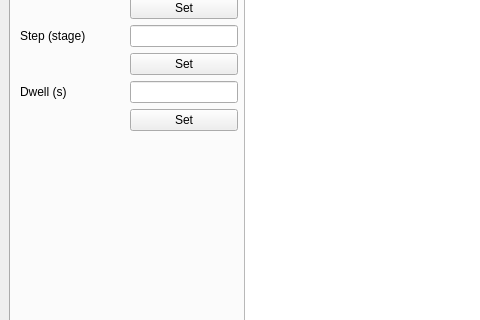
Qt form gui.ui (tomsiday/labcontrol) before a commit; both pictures show x 0 to 480 and y 178 to 498 of the 1156 by 945 pixel window.
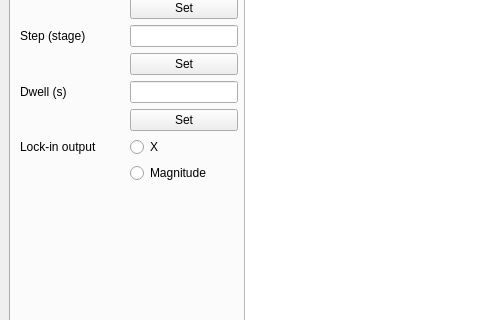
The same form after that commit. Custom widgets are drawn as their Qt base class.

Patch:
```diff
--- a/gui.ui
+++ b/gui.ui
@@ -109,6 +109,27 @@
             </property>
            </widget>
           </item>
+          <item row="10" column="1">
+           <widget class="QRadioButton" name="TLockinR">
+            <property name="text">
+             <string>Magnitude</string>
+            </property>
+           </widget>
+          </item>
+          <item row="9" column="1">
+           <widget class="QRadioButton" name="TLockinX">
+            <property name="text">
+             <string>X</string>
+            </property>
+           </widget>
+          </item>
+          <item row="9" column="0">
+           <widget class="QLabel" name="label_22">
+            <property name="text">
+             <string>Lock-in output</string>
+            </property>
+           </widget>
+          </item>
          </layout>
         </item>
         <item>
```
